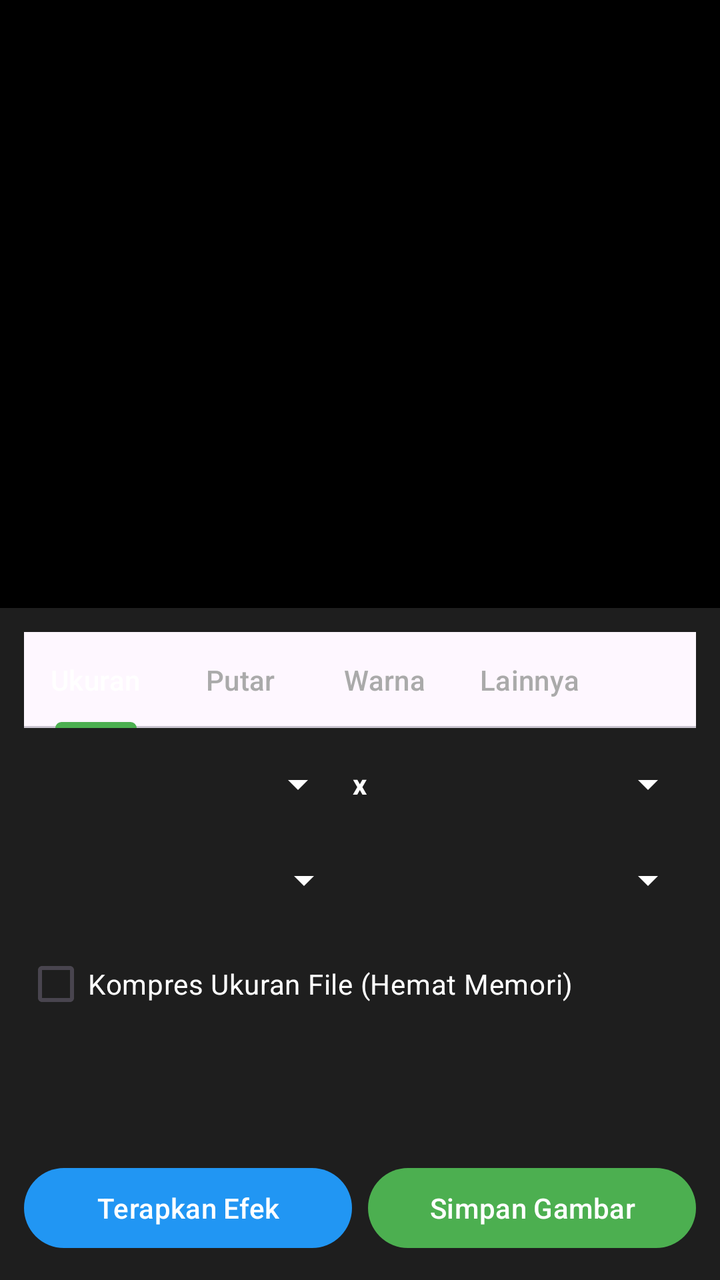
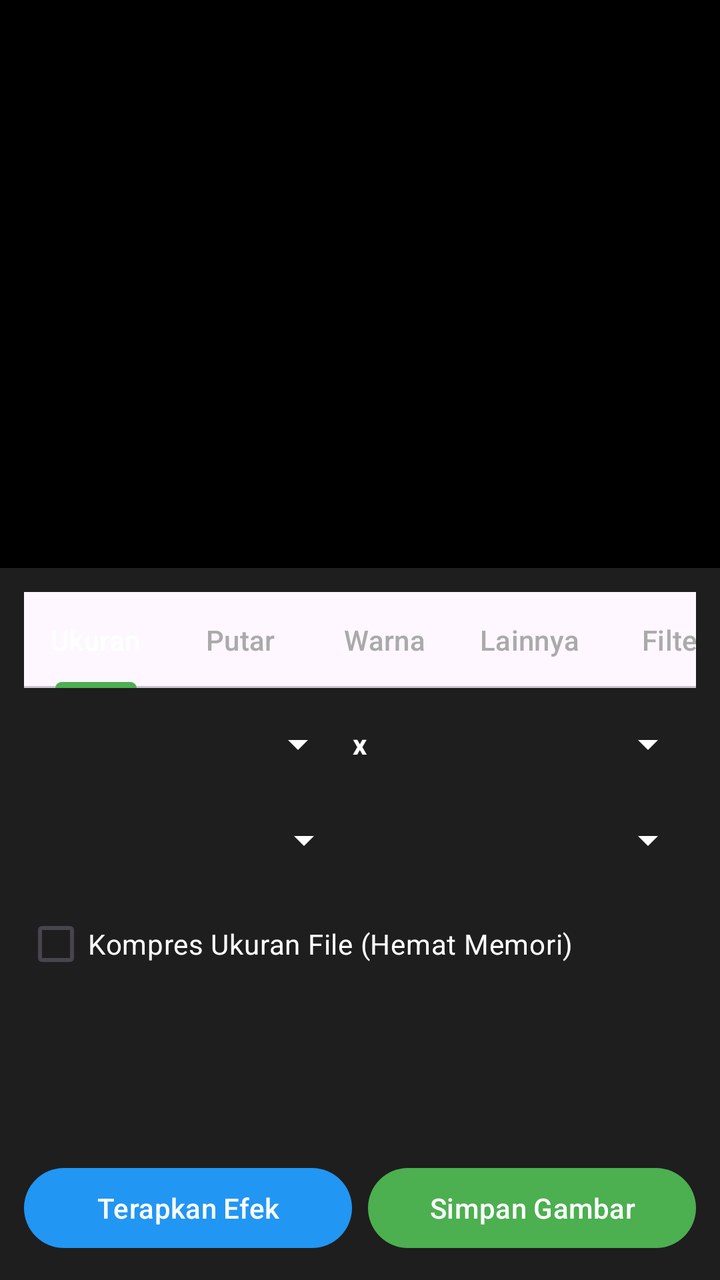

Screens rendered from an Android XML layout before and after an edit, with the pre-edit source and the edit as a unified diff.
<!-- AndroidManifest.xml: application theme Theme.PlaManajer -->
<!-- res/layout/activity_image_editor.xml -->
<?xml version="1.0" encoding="utf-8"?>
<LinearLayout xmlns:android="http://schemas.android.com/apk/res/android"
    xmlns:app="http://schemas.android.com/apk/res-auto"
    android:layout_width="match_parent"
    android:layout_height="match_parent"
    android:background="#121212"
    android:orientation="vertical">

    
    <FrameLayout
        android:layout_width="match_parent"
        android:layout_height="0dp"
        android:layout_weight="1"
        android:background="#000000">
        <ImageView
            android:id="@+id/ivImage"
            android:layout_width="match_parent"
            android:layout_height="match_parent"
            android:scaleType="fitCenter" />
    </FrameLayout>

    
    <LinearLayout
        android:layout_width="match_parent"
        android:layout_height="wrap_content"
        android:background="#1E1E1E"
        android:orientation="vertical"
        android:padding="12dp">

        <com.google.android.material.tabs.TabLayout
            android:id="@+id/tabLayoutImage"
            android:layout_width="match_parent"
            android:layout_height="wrap_content"
            app:tabMode="scrollable"
            app:tabIndicatorColor="#4CAF50"
            app:tabTextColor="#AAAAAA"
            app:tabSelectedTextColor="#FFFFFF"
            android:layout_marginBottom="8dp">

            <com.google.android.material.tabs.TabItem android:layout_width="wrap_content" android:layout_height="wrap_content" android:text="Ukuran" />
            <com.google.android.material.tabs.TabItem android:layout_width="wrap_content" android:layout_height="wrap_content" android:text="Putar" />
            <com.google.android.material.tabs.TabItem android:layout_width="wrap_content" android:layout_height="wrap_content" android:text="Warna" />
            <com.google.android.material.tabs.TabItem android:layout_width="wrap_content" android:layout_height="wrap_content" android:text="Lainnya" />
        </com.google.android.material.tabs.TabLayout>

        <ScrollView
            android:layout_width="match_parent"
            android:layout_height="200dp">

            <LinearLayout
                android:layout_width="match_parent"
                android:layout_height="wrap_content"
                android:orientation="vertical">

                
                <LinearLayout android:id="@+id/layoutTabUkuran" android:layout_width="match_parent" android:layout_height="wrap_content" android:orientation="vertical" android:visibility="visible">
                    <LinearLayout android:layout_width="match_parent" android:layout_height="wrap_content" android:orientation="horizontal" android:gravity="center_vertical">
                        <Spinner android:id="@+id/spinnerWidth" android:layout_width="0dp" android:layout_height="40dp" android:layout_weight="1" android:backgroundTint="#FFFFFF" />
                        <TextView android:layout_width="wrap_content" android:layout_height="wrap_content" android:text=" x " android:textColor="#FFFFFF" android:textStyle="bold"/>
                        <Spinner android:id="@+id/spinnerHeight" android:layout_width="0dp" android:layout_height="40dp" android:layout_weight="1" android:backgroundTint="#FFFFFF" />
                    </LinearLayout>
                    
                    <LinearLayout android:layout_width="match_parent" android:layout_height="wrap_content" android:orientation="horizontal" android:layout_marginTop="8dp">
                        <Spinner android:id="@+id/spinnerPreset" android:layout_width="0dp" android:layout_height="40dp" android:layout_weight="1" android:backgroundTint="#FFFFFF" />
                        <Spinner android:id="@+id/spinnerFormat" android:layout_width="0dp" android:layout_height="40dp" android:layout_weight="1" android:layout_marginStart="8dp" android:backgroundTint="#FFFFFF" />
                    </LinearLayout>

                    <CheckBox android:id="@+id/cbCompress" android:layout_width="match_parent" android:layout_height="wrap_content" android:text="Kompres Ukuran File (Hemat Memori)" android:textColor="#FFFFFF" android:layout_marginTop="8dp"/>
                </LinearLayout>

                
                <LinearLayout android:id="@+id/layoutTabPutar" android:layout_width="match_parent" android:layout_height="wrap_content" android:orientation="horizontal" android:visibility="gone" android:gravity="center">
                    <com.google.android.material.button.MaterialButton android:id="@+id/btnRotateLeft" android:layout_width="0dp" android:layout_weight="1" android:layout_height="wrap_content" android:text="Putar Kiri" android:layout_marginEnd="4dp"/>
                    <com.google.android.material.button.MaterialButton android:id="@+id/btnRotateRight" android:layout_width="0dp" android:layout_weight="1" android:layout_height="wrap_content" android:text="Putar Kanan" android:layout_marginStart="4dp"/>
                    <com.google.android.material.button.MaterialButton android:id="@+id/btnFlip" android:layout_width="0dp" android:layout_weight="1" android:layout_height="wrap_content" android:text="Balik" android:layout_marginStart="4dp"/>
                </LinearLayout>

                
                <LinearLayout android:id="@+id/layoutTabWarna" android:layout_width="match_parent" android:layout_height="wrap_content" android:orientation="vertical" android:visibility="gone">
                    <TextView android:layout_width="wrap_content" android:layout_height="wrap_content" android:text="Kecerahan" android:textColor="#FFFFFF" android:textSize="12sp"/>
                    <SeekBar android:id="@+id/seekBrightness" android:layout_width="match_parent" android:layout_height="48dp" android:max="200" android:progress="100" android:progressTint="#4CAF50" android:splitTrack="false" android:paddingHorizontal="16dp"/>
                    
                    <TextView android:layout_width="wrap_content" android:layout_height="wrap_content" android:text="Kontras" android:textColor="#FFFFFF" android:textSize="12sp"/>
                    <SeekBar android:id="@+id/seekContrast" android:layout_width="match_parent" android:layout_height="48dp" android:max="200" android:progress="100" android:progressTint="#4CAF50" android:splitTrack="false" android:paddingHorizontal="16dp"/>
                    
                    <TextView android:layout_width="wrap_content" android:layout_height="wrap_content" android:text="Saturasi (Ketebalan Warna)" android:textColor="#FFFFFF" android:textSize="12sp"/>
                    <SeekBar android:id="@+id/seekSaturation" android:layout_width="match_parent" android:layout_height="48dp" android:max="200" android:progress="100" android:progressTint="#4CAF50" android:splitTrack="false" android:paddingHorizontal="16dp"/>
                </LinearLayout>

                
                <LinearLayout android:id="@+id/layoutTabLainnya" android:layout_width="match_parent" android:layout_height="wrap_content" android:orientation="vertical" android:visibility="gone">
                    <LinearLayout android:layout_width="match_parent" android:layout_height="wrap_content" android:orientation="horizontal" android:gravity="center_vertical">
                        <EditText android:id="@+id/etText" android:layout_width="0dp" android:layout_height="wrap_content" android:layout_weight="1" android:hint="Tulis teks..." android:textColor="#FFFFFF" android:textColorHint="#888888" />
                        <com.google.android.material.button.MaterialButton android:id="@+id/btnAddText" android:layout_width="wrap_content" android:layout_height="wrap_content" android:text="Tambah" />
                    </LinearLayout>

                    <CheckBox android:id="@+id/cbRemoveExif" android:layout_width="match_parent" android:layout_height="wrap_content" android:text="Hapus Metadata Privasi (Lokasi GPS &amp; Kamera)" android:textColor="#FFFFFF" android:layout_marginTop="8dp"/>
                    <com.google.android.material.button.MaterialButton android:id="@+id/btnMagicEraser" android:layout_width="match_parent" android:layout_height="wrap_content" android:layout_marginTop="8dp" android:text="Gosok Hapus Watermark" app:backgroundTint="#F44336" />
                </LinearLayout>

            </LinearLayout>
        </ScrollView>

        
        <LinearLayout android:layout_width="match_parent" android:layout_height="wrap_content" android:orientation="horizontal" android:layout_marginTop="8dp">
            <com.google.android.material.button.MaterialButton android:id="@+id/btnApplyEffects" android:layout_width="0dp" android:layout_weight="1" android:layout_height="wrap_content" android:text="Terapkan Efek" app:backgroundTint="#2196F3" android:layout_marginEnd="8dp"/>
            <com.google.android.material.button.MaterialButton android:id="@+id/btnSaveImage" android:layout_width="0dp" android:layout_weight="1" android:layout_height="wrap_content" android:text="Simpan Gambar" app:backgroundTint="#4CAF50" />
        </LinearLayout>
    </LinearLayout>
</LinearLayout>
<!-- resources referenced by this layout -->
<resources>
  <style name="Theme.PlaManajer" parent="Theme.Material3.DayNight.NoActionBar">
          <item name="colorPrimary">@color/primary</item>
          <item name="colorOnPrimary">@color/on_primary</item>
          <item name="colorPrimaryContainer">@color/primary_container</item>
          <item name="colorOnPrimaryContainer">@color/on_primary_container</item>
          <item name="android:statusBarColor">?attr/colorSurface</item>
          <item name="android:windowLightStatusBar" tools:targetApi="m">?attr/isLightTheme</item>
      </style>
  <color name="primary">#5B8DEF</color>
  <color name="on_primary">#FFFFFF</color>
  <color name="primary_container">#D8E4FF</color>
  <color name="on_primary_container">#001B3D</color>
</resources>

<!-- the commit's change to res/layout/activity_image_editor.xml (unified diff, before → after) -->
@@ -41,11 +41,13 @@
             <com.google.android.material.tabs.TabItem android:layout_width="wrap_content" android:layout_height="wrap_content" android:text="Putar" />
             <com.google.android.material.tabs.TabItem android:layout_width="wrap_content" android:layout_height="wrap_content" android:text="Warna" />
             <com.google.android.material.tabs.TabItem android:layout_width="wrap_content" android:layout_height="wrap_content" android:text="Lainnya" />
+            <com.google.android.material.tabs.TabItem android:layout_width="wrap_content" android:layout_height="wrap_content" android:text="Filter" />
+            <com.google.android.material.tabs.TabItem android:layout_width="wrap_content" android:layout_height="wrap_content" android:text="Efek" />
         </com.google.android.material.tabs.TabLayout>
 
         <ScrollView
             android:layout_width="match_parent"
-            android:layout_height="200dp">
+            android:layout_height="220dp">
 
             <LinearLayout
                 android:layout_width="match_parent"
@@ -98,6 +100,18 @@
                     <com.google.android.material.button.MaterialButton android:id="@+id/btnMagicEraser" android:layout_width="match_parent" android:layout_height="wrap_content" android:layout_marginTop="8dp" android:text="Gosok Hapus Watermark" app:backgroundTint="#F44336" />
                 </LinearLayout>
 
+                
+                <LinearLayout android:id="@+id/layoutTabFilter" android:layout_width="match_parent" android:layout_height="wrap_content" android:orientation="vertical" android:visibility="gone">
+                    <TextView android:layout_width="wrap_content" android:layout_height="wrap_content" android:text="Pilih Filter Warna:" android:textColor="#FFFFFF" android:textStyle="bold" android:layout_marginBottom="8dp"/>
+                    <Spinner android:id="@+id/spinnerFilters" android:layout_width="match_parent" android:layout_height="48dp" android:backgroundTint="#FFFFFF"/>
+                </LinearLayout>
+
+                
+                <LinearLayout android:id="@+id/layoutTabEfek" android:layout_width="match_parent" android:layout_height="wrap_content" android:orientation="vertical" android:visibility="gone">
+                    <TextView android:layout_width="wrap_content" android:layout_height="wrap_content" android:text="Pilih Efek Foto:" android:textColor="#FFFFFF" android:textStyle="bold" android:layout_marginBottom="8dp"/>
+                    <Spinner android:id="@+id/spinnerEfek" android:layout_width="match_parent" android:layout_height="48dp" android:backgroundTint="#FFFFFF"/>
+                </LinearLayout>
+
             </LinearLayout>
         </ScrollView>
 
